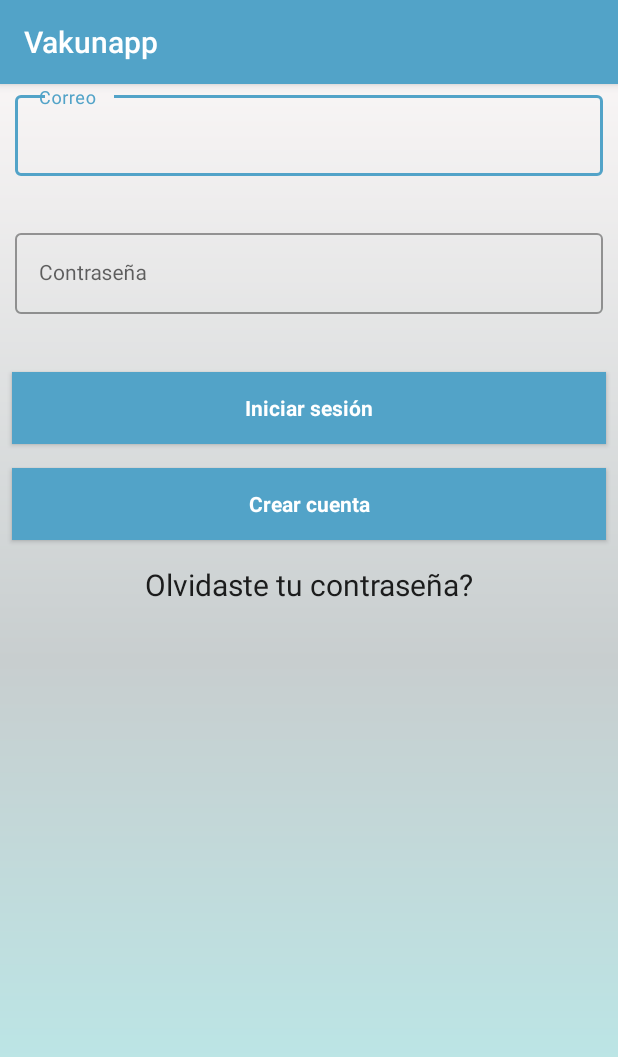
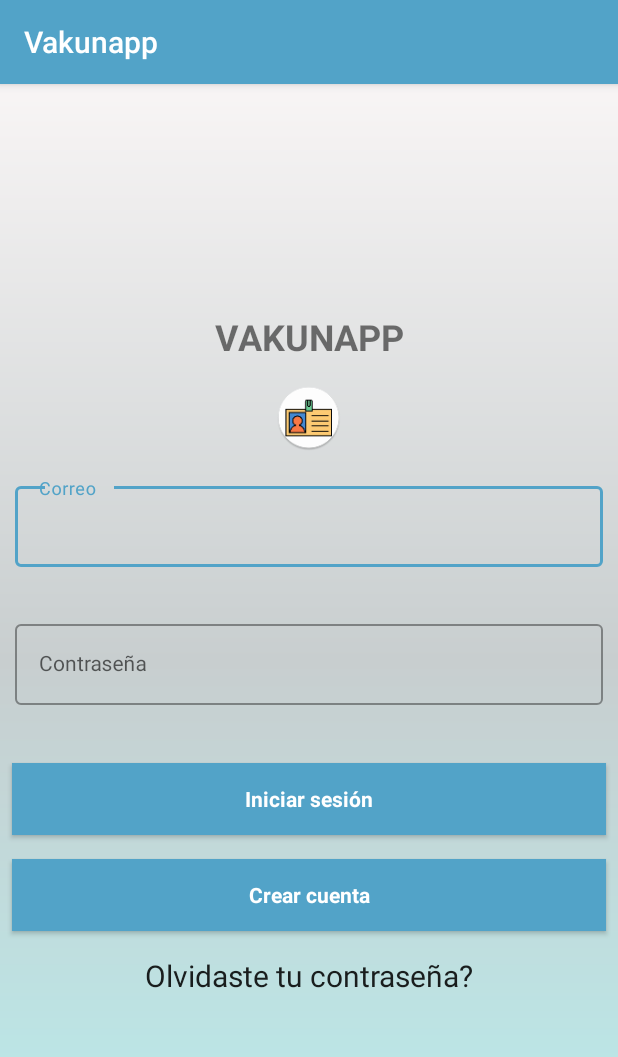
Before and after one commit to JhonStalingUnad/GestionDeVacunas, an Android app: the screen it shows after launch (MainActivity), on a phone screen of 412 x 824 dp. Shown: the top 1057 px of the screen. Run offline under Robolectric (Android 15) with nearby library versions, the phone set to English and light mode, and no system bars; our stand-ins replace Firebase (no records; nobody signed in at launch, a user with empty details on screens opened directly); libraries missing offline, so code that uses them is left out: com.gestion_de_vacunas.

Commit message:
Ajuste activity for_main

```diff
--- a/app/src/main/res/layout/activity_form_main.xml
+++ b/app/src/main/res/layout/activity_form_main.xml
@@ -1,10 +1,39 @@
 <?xml version="1.0" encoding="utf-8"?>
-<LinearLayout xmlns:android="http://schemas.android.com/apk/res/android"
+<androidx.constraintlayout.widget.ConstraintLayout xmlns:android="http://schemas.android.com/apk/res/android"
+    xmlns:app="http://schemas.android.com/apk/res-auto"
     android:layout_width="match_parent"
     android:layout_height="match_parent"
-    xmlns:app="http://schemas.android.com/apk/res-auto"
-    android:orientation="vertical"
-    android:background="@drawable/color_aplicacion">
+    android:fillViewport="true">
+
+    <LinearLayout
+        android:layout_width="match_parent"
+        android:layout_height="match_parent"
+        android:background="@drawable/color_aplicacion"
+        android:gravity="center"
+        android:orientation="vertical"
+        app:layout_constraintBottom_toBottomOf="parent"
+        app:layout_constraintEnd_toEndOf="parent"
+        app:layout_constraintStart_toStartOf="parent"
+        app:layout_constraintTop_toTopOf="parent">
+
+
+
+        <androidx.appcompat.widget.AppCompatTextView
+            android:id="@+id/tvTituloAplicacion"
+            android:layout_width="match_parent"
+            android:layout_height="wrap_content"
+            android:paddingBottom="@dimen/margen_default"
+            android:text="@string/app_text"
+            android:textAlignment="center"
+            android:textStyle="bold"
+            android:textSize="@dimen/texto_mediano"/>
+
+        <androidx.appcompat.widget.AppCompatImageView
+            android:id="@+id/imagenAutenticacion"
+            android:layout_width="match_parent"
+            android:layout_height="60dp"
+            android:paddingBottom="@dimen/margen_default"
+            app:srcCompat="@mipmap/ic_logos" />
 
 
     <com.google.android.material.textfield.TextInputLayout
@@ -61,4 +90,6 @@
         android:gravity="center_horizontal"
         android:text="@string/forgotPassword"
         android:textSize="20sp" />
+
 </LinearLayout>
+</androidx.constraintlayout.widget.ConstraintLayout>
```
